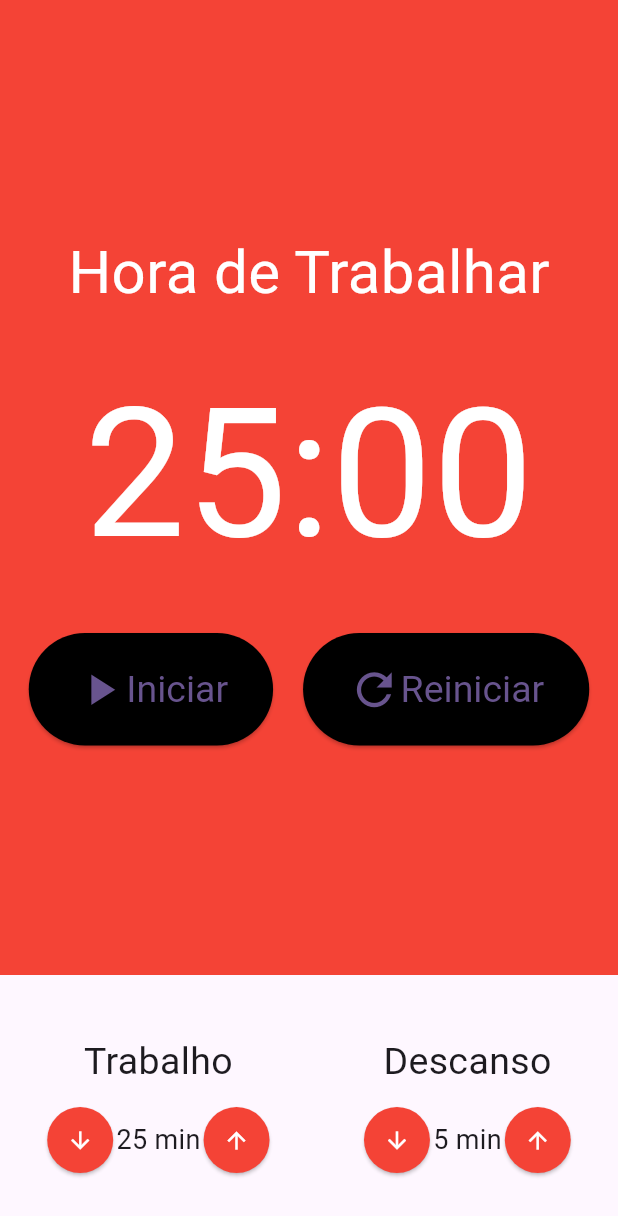
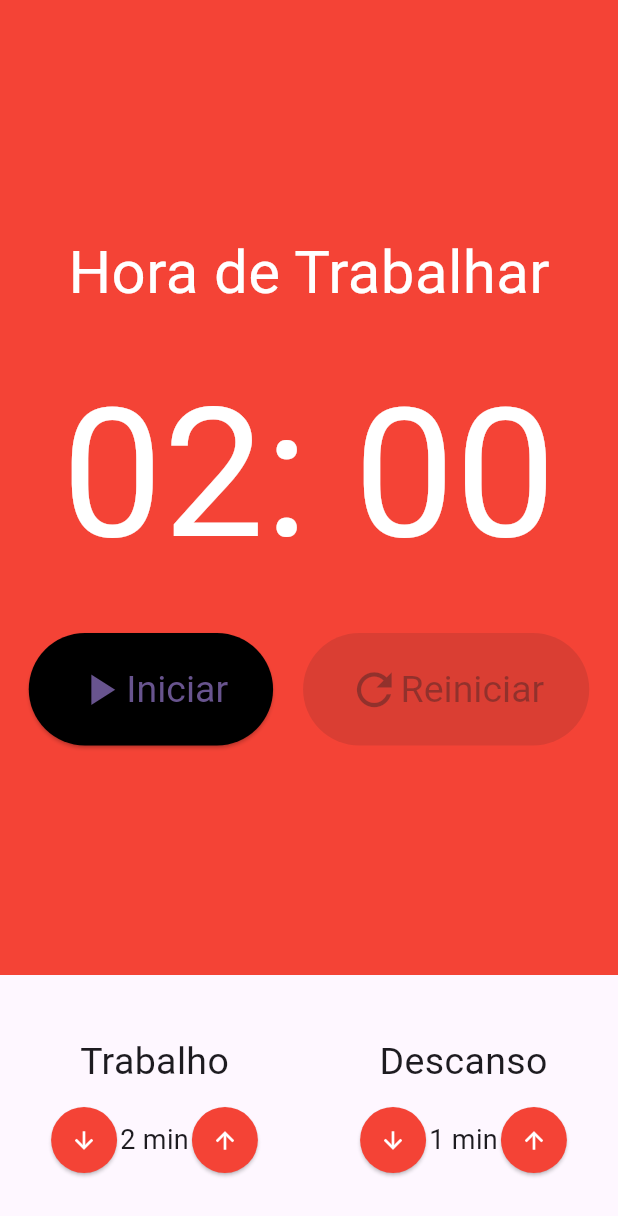
Before and after one commit to Ivisonj/Pomodoro-Flutter, a Flutter app: the screen it shows after launch, on a phone screen of 412 x 824 dp. Shown: the top 1216 px of the screen. Run offline on Flutter 3.47's test engine with Material 3 defaults, Android fonts, the phone set to English and light mode, and no system bars; our stand-ins replace flutter_mobx, mobx; generated files the repository leaves out were written again.

Commit message:
feat: create pomodoro store

```diff
--- a/lib/components/EntryTime.dart
+++ b/lib/components/EntryTime.dart
@@ -3,8 +3,16 @@ import 'package:flutter/material.dart';
 class EntryTime extends StatelessWidget {
   final String title;
   final int value;
+  final void Function()? increment;
+  final void Function()? decrement;
 
-  const EntryTime({super.key, required this.title, required this.value});
+  const EntryTime({
+    super.key,
+    required this.title,
+    required this.value,
+    this.increment,
+    this.decrement,
+  });
 
   @override
   Widget build(BuildContext context) {
@@ -17,7 +25,7 @@ class EntryTime extends StatelessWidget {
           mainAxisAlignment: MainAxisAlignment.center,
           children: [
             ElevatedButton(
-              onPressed: () {},
+              onPressed: this.decrement,
               child: Icon(Icons.arrow_downward, color: Colors.white),
               style: ElevatedButton.styleFrom(
                 backgroundColor: Colors.red,
@@ -30,7 +38,7 @@ class EntryTime extends StatelessWidget {
             Text('${this.value} min', style: TextStyle(fontSize: 18)),
 
             ElevatedButton(
-              onPressed: () {},
+              onPressed: this.increment,
               child: Icon(Icons.arrow_upward, color: Colors.white),
               style: ElevatedButton.styleFrom(
                 backgroundColor: Colors.red,
--- a/lib/components/Stopwatch.dart
+++ b/lib/components/Stopwatch.dart
@@ -1,11 +1,16 @@
 import 'package:flutter/material.dart';
+import 'package:flutter_mobx/flutter_mobx.dart';
 import 'package:pomodoro/components/StopwatchButton.dart';
+import 'package:pomodoro/store/pomodoro.store.dart';
+import 'package:provider/provider.dart';
 
 class Stopwatch extends StatelessWidget {
   const Stopwatch({super.key});
 
   @override
   Widget build(BuildContext context) {
+    final store = Provider.of<PomodoroStore>(context);
+
     return Container(
       color: Colors.red,
       child: Column(
@@ -17,24 +22,42 @@ class Stopwatch extends StatelessWidget {
             style: TextStyle(fontSize: 40, color: Colors.white),
           ),
           SizedBox(height: 20),
-          Text('25:00', style: TextStyle(fontSize: 120, color: Colors.white)),
+          Text(
+            '${store.minutes.toString().padLeft(2, '0')}: ${store.seconds.toString().padLeft(2, '0')}',
+            style: TextStyle(fontSize: 120, color: Colors.white),
+          ),
           SizedBox(height: 20),
-          Row(
+          Observer(
+            builder: (_) => Row(
               mainAxisAlignment: MainAxisAlignment.center,
               children: [
+                if (!store.started)
                   Padding(
                     padding: EdgeInsets.only(right: 10),
-                child: StopwatchButton(text: 'Iniciar', icon: Icons.play_arrow),
+                    child: StopwatchButton(
+                      text: 'Iniciar',
+                      icon: Icons.play_arrow,
+                      click: store.start,
                     ),
-              // Padding(
-              //   padding: EdgeInsets.all(10),
-              //   child: StopwatchButton(text: 'Parar', icon: Icons.stop),
-              // ),
+                  ),
+                if (store.started)
+                  Padding(
+                    padding: EdgeInsets.all(10),
+                    child: StopwatchButton(
+                      text: 'Parar',
+                      icon: Icons.stop,
+                      click: store.stop,
+                    ),
+                  ),
                 Padding(
                   padding: EdgeInsets.only(left: 10),
-                child: StopwatchButton(text: 'Reiniciar', icon: Icons.refresh),
+                  child: StopwatchButton(
+                    text: 'Reiniciar',
+                    icon: Icons.refresh,
+                  ),
                 ),
               ],
+            ),
           ),
         ],
       ),
--- a/lib/components/StopwatchButton.dart
+++ b/lib/components/StopwatchButton.dart
@@ -3,8 +3,14 @@ import 'package:flutter/material.dart';
 class StopwatchButton extends StatelessWidget {
   final String text;
   final IconData icon;
+  final void Function()? click;
 
-  const StopwatchButton({super.key, required this.text, required this.icon});
+  const StopwatchButton({
+    super.key,
+    required this.text,
+    required this.icon,
+    this.click,
+  });
 
   @override
   Widget build(BuildContext context) {
@@ -14,7 +20,7 @@ class StopwatchButton extends StatelessWidget {
         padding: EdgeInsets.symmetric(horizontal: 30, vertical: 20),
         textStyle: TextStyle(fontSize: 25),
       ),
-      onPressed: () {},
+      onPressed: click,
       child: Row(children: [Icon(this.icon, size: 35), Text(this.text)]),
     );
   }
--- a/lib/main.dart
+++ b/lib/main.dart
@@ -1,5 +1,7 @@
 import 'package:flutter/material.dart';
 import 'package:pomodoro/pages/Pomodoro.dart';
+import 'package:pomodoro/store/pomodoro.store.dart';
+import 'package:provider/provider.dart';
 
 void main() {
   runApp(const MyApp());
@@ -10,12 +12,15 @@ class MyApp extends StatelessWidget {
 
   @override
   Widget build(BuildContext context) {
-    return MaterialApp(
-      title: 'Flutter Demo',
-      theme: ThemeData(
-        colorScheme: ColorScheme.fromSeed(seedColor: Colors.deepPurple),
+    return MultiProvider(
+      providers: [Provider<PomodoroStore>(create: (_) => PomodoroStore())],
+      child: MaterialApp(
+        title: 'Flutter Demo',
+        theme: ThemeData(
+          colorScheme: ColorScheme.fromSeed(seedColor: Colors.deepPurple),
+        ),
+        home: const Pomodoro(),
       ),
-      home: const Pomodoro(),
     );
   }
 }
--- a/lib/pages/Pomodoro.dart
+++ b/lib/pages/Pomodoro.dart
@@ -1,12 +1,17 @@
 import 'package:flutter/material.dart';
 import 'package:pomodoro/components/EntryTime.dart';
 import 'package:pomodoro/components/Stopwatch.dart';
+import 'package:pomodoro/store/pomodoro.store.dart';
+import 'package:provider/provider.dart';
+import 'package:flutter_mobx/flutter_mobx.dart';
 
 class Pomodoro extends StatelessWidget {
   const Pomodoro({super.key});
 
   @override
   Widget build(BuildContext context) {
+    final store = Provider.of<PomodoroStore>(context);
+
     return Scaffold(
       body: Column(
         crossAxisAlignment: CrossAxisAlignment.stretch,
@@ -14,12 +19,24 @@ class Pomodoro extends StatelessWidget {
           Expanded(child: Stopwatch()),
           Padding(
             padding: EdgeInsets.symmetric(vertical: 40),
-            child: Row(
-              mainAxisAlignment: MainAxisAlignment.spaceAround,
-              children: [
-                EntryTime(title: 'Trabalho', value: 25),
-                EntryTime(title: 'Descanso', value: 5),
-              ],
+            child: Observer(
+              builder: (_) => Row(
+                mainAxisAlignment: MainAxisAlignment.spaceAround,
+                children: [
+                  EntryTime(
+                    title: 'Trabalho',
+                    value: store.workTime,
+                    increment: store.incrementWorkTime,
+                    decrement: store.decrementWorkTime,
+                  ),
+                  EntryTime(
+                    title: 'Descanso',
+                    value: store.restTime,
+                    increment: store.incrementRestTime,
+                    decrement: store.decrementRestTime,
+                  ),
+                ],
+              ),
             ),
           ),
         ],
```
Also changed, not shown: lib/store/pomodoro.store.dart (added, +56 -0 lines), lib/store/pomodoro.store.g.dart (added). Lines whose indentation alone changed are shown as unchanged.
